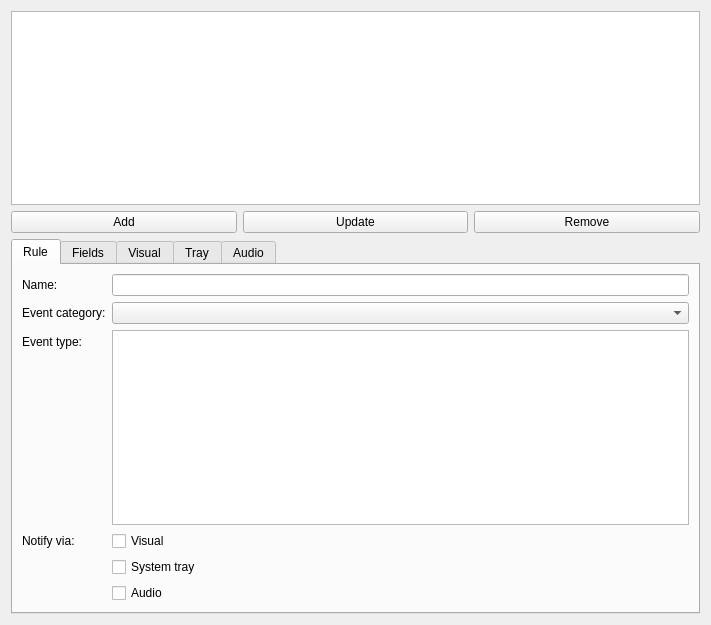
Old version of the form src/plugins/advancednotifications/notificationruleswidget.ui in the repository 0xd34df00d/leechcraft.
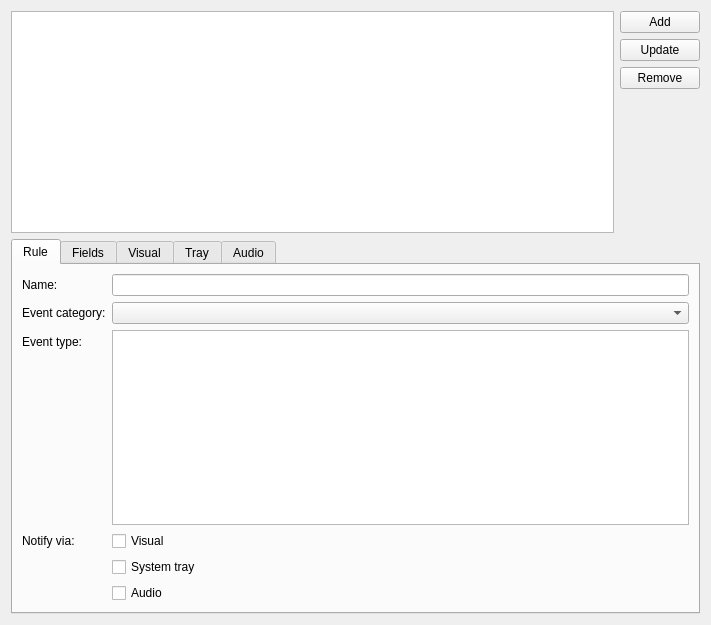
New version of the form.

Commit message: AN: moved rule buttons to the right.

The edit to the form file:
```diff
--- a/src/plugins/advancednotifications/notificationruleswidget.ui
+++ b/src/plugins/advancednotifications/notificationruleswidget.ui
@@ -14,12 +14,14 @@
    <string/>
   </property>
   <layout class="QVBoxLayout" name="verticalLayout_4">
-   <item>
-    <widget class="QTreeView" name="RulesTree_"/>
-   </item>
    <item>
     <layout class="QHBoxLayout" name="horizontalLayout">
      <item>
+      <widget class="QTreeView" name="RulesTree_"/>
+     </item>
+     <item>
+      <layout class="QVBoxLayout" name="verticalLayout">
+       <item>
       <widget class="QPushButton" name="AddRule_">
        <property name="text">
         <string>Add</string>
@@ -40,6 +42,21 @@
        </property>
       </widget>
      </item>
+       <item>
+        <spacer name="verticalSpacer">
+         <property name="orientation">
+          <enum>Qt::Vertical</enum>
+         </property>
+         <property name="sizeHint" stdset="0">
+          <size>
+           <width>20</width>
+           <height>40</height>
+          </size>
+         </property>
+        </spacer>
+       </item>
+      </layout>
+     </item>
     </layout>
    </item>
    <item>
```
Left out of the diff: 2 changed lines with no effect on the pictures. Lines whose indentation alone changed are shown as unchanged.
